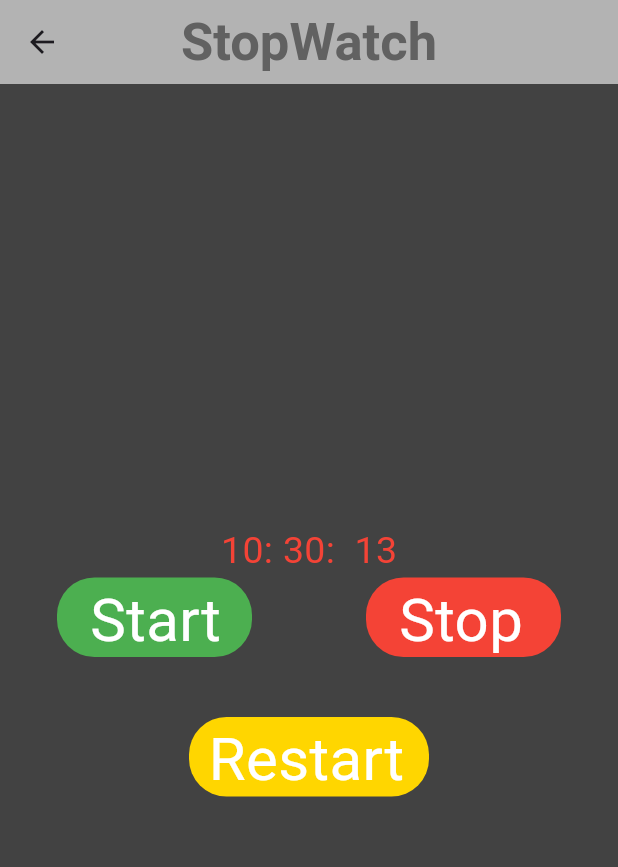
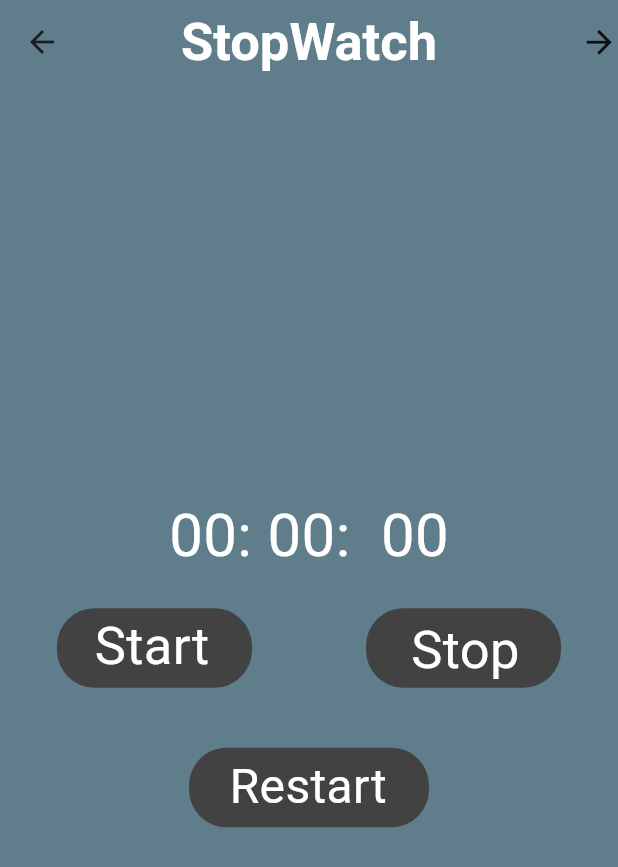
Before and after one commit to Rajputniraj6983/clock_app, a Flutter app: the stopwatch screen opened by its route, after a tap on "Start", after a tap on "Stop", after a tap on "Restart", on a phone screen of 412 x 824 dp. Shown: the top 867 px of the screen. Run offline on Flutter 3.47's test engine with Material 3 defaults, Android fonts, the phone set to English and light mode, and no system bars.

Commit message:
03-03-2024

```diff
--- a/lib/clock.dart
+++ b/lib/clock.dart
@@ -22,11 +22,11 @@ class _clockState extends State<clock> {
       });
     });
     return Scaffold(
-        backgroundColor: Colors.grey.shade800,
+        backgroundColor: Colors.blueGrey,
         appBar: AppBar(
-          backgroundColor: Colors.grey.shade800,
+          backgroundColor: Colors.blueGrey,
           centerTitle: true,
-          title: Text('Clock App',style: TextStyle(color:Colors.grey.shade700,fontWeight: FontWeight.bold),),
+          title: Text('Clock App',style: TextStyle(color:Colors.white,fontWeight: FontWeight.bold,fontSize: 30),),
         ),
         body: Center(
           child: Column(
@@ -36,8 +36,8 @@ class _clockState extends State<clock> {
               Row(
                 mainAxisAlignment: MainAxisAlignment.center,
                 children: [
-                  Text('${dateTime.hour}: ${dateTime.minute}:  ${dateTime.second}',style: TextStyle(color: Colors.grey,fontSize: 35,fontWeight: FontWeight.bold),),
-                  Text((dateTime.hour<=12)?' pm':' am',style: TextStyle(color: Colors.grey,fontSize: 35),),
+                  Text('${dateTime.hour}: ${dateTime.minute}:  ${dateTime.second}',style: TextStyle(color: Colors.white,fontSize: 35,fontWeight: FontWeight.bold),),
+                  Text((dateTime.hour<=12)?' PM':' AM',style: TextStyle(color: Colors.white,fontSize: 35),),
                 ],
               ),
               //  Text('Date:Months:Year',style: TextStyle(color: Colors.grey.shade700,fontSize: 18,),),
@@ -46,25 +46,27 @@ class _clockState extends State<clock> {
               Container(
                 alignment: Alignment.center,
                 height: 250,
-                decoration: BoxDecoration(color: Colors.black45,shape: BoxShape.circle),
+                decoration: BoxDecoration(color: Colors.grey.shade100,shape: BoxShape.circle),
                 child: Stack(
                   children: [
                     ...List.generate(60,(index) => Transform.rotate(angle: index * 12 * pi/360,
                       child: Center(
 
                         child: (index%5==0)?Divider(
+                          endIndent: 290, //(index%5==0)?300:305,
+                          indent: 71,
+                          thickness: 2,
+                          color: Colors.red,
+                        ):
+                        Divider(
                           endIndent: 300, //(index%5==0)?300:305,
                           indent: 71,
-                          color: Colors.blueAccent,
-                        ):
-                        Divider(
-                          endIndent: 305, //(index%5==0)?300:305,
-                          indent: 71,
+                          thickness: 2,
                         ),
                       ),
                     )
                     ),
-                    Center(child: CircleAvatar(radius: 10)),
+                    Center(child: CircleAvatar(radius: 10),),
                     Center(
                       child: Transform.rotate(
                         angle: dateTime.second * 6 * pi / 180,
@@ -102,8 +104,8 @@ class _clockState extends State<clock> {
                 padding: const EdgeInsets.only(top: 100,left: 60),
                 child: Row(
                   children: [
-                    Icon(Icons.location_on,size: 35,color: Colors.blueGrey,),
-                    Text(" Gujarat,(India)",style: TextStyle(color: Colors.grey,fontSize: 30),),
+                    Icon(Icons.location_on,size: 35,color: Colors.white,),
+                    Text(" Gujarat,(India)",style: TextStyle(color: Colors.white,fontSize: 30),),
                   ],
                 ),
               ),
@@ -111,7 +113,7 @@ class _clockState extends State<clock> {
               IconButton(onPressed: (){
                 Navigator.pushNamed(context, '/stop');
               },
-                icon: Icon(Icons.alarm,size: 80,color: Colors.white70,),)
+                icon: Icon(Icons.alarm,size: 80,color: Colors.white,),)
             ],
           ),
         ),
--- a/lib/main.dart
+++ b/lib/main.dart
@@ -1,6 +1,7 @@
 
 import 'package:clock_app/clock.dart';
 import 'package:clock_app/stopwatch.dart';
+import 'package:clock_app/timerwatch.dart';
 import 'package:flutter/material.dart';
 
 void main()
@@ -23,6 +24,7 @@ class _clock1State extends State<clock1> {
         routes: {
            '/':(context) => clock(),
           '/stop':(context) => stopwatch(),
+          '/timer':(context)=> timer(),
         },
       );
   }
--- a/lib/stopwatch.dart
+++ b/lib/stopwatch.dart
@@ -3,10 +3,10 @@ import 'dart:async';
 import 'package:clock_app/clock.dart';
 import 'package:flutter/material.dart';
 
-void main()
-{
+void main() {
   runApp(stopwatch());
 }
+
 class stopwatch extends StatefulWidget {
   const stopwatch({super.key});
 
@@ -15,51 +15,113 @@ class stopwatch extends StatefulWidget {
 }
 
 class _stopwatchState extends State<stopwatch> {
+  Stopwatch stop = Stopwatch();
+  String millisec = '00';
+  String sec = '00';
+  String min = '00';
+
+  startWatch() {
+    stop.start();
+    Timer.periodic(Duration(milliseconds: 30), (timer) {
+      setState(() {
+        var milli = stop.elapsed.inMilliseconds;
+
+        millisec = (milli % 1000).toString().padLeft(2, '0');
+        sec = ((milli ~/ 1000) % 60).toString().padLeft(2, '0');
+        min = ((milli ~/ 1000) ~/ 60).toString().padLeft(2, '0');
+      });
+    });
+  }
+
   @override
   Widget build(BuildContext context) {
-    Timer.periodic(Duration(seconds: 1),(Timer) {
-      setState(() {
-        dateTime=DateTime.now();
-      });
-    });
     return Scaffold(
-        backgroundColor: Colors.grey.shade800,
-         appBar: AppBar(
-           backgroundColor: Colors.white60,
-           centerTitle: true,
-             title: Text('StopWatch',style: TextStyle(color:Colors.grey.shade700,fontSize: 35,fontWeight: FontWeight.bold),),
-         ),
+      backgroundColor: Colors.blueGrey,
+      appBar: AppBar(
+        backgroundColor: Colors.blueGrey,
+        centerTitle: true,actions: [InkWell(
+          onTap: () {
+            Navigator.pushNamed(context, '/timer');
+          },
+          child: Icon(Icons.arrow_forward,size: 25,color: Colors.black87,))],
+        title: Text(
+          'StopWatch',
+          style: TextStyle(
+              color: Colors.white,
+              fontSize: 35,
+              fontWeight: FontWeight.bold),
+        ),
+      ),
       body: Center(
         child: Column(
-           mainAxisAlignment: MainAxisAlignment.center,
+          mainAxisAlignment: MainAxisAlignment.center,
           children: [
-            Text(('${dateTime.hour}: ${dateTime.minute}:  ${dateTime.second}'),style: TextStyle(color: Colors.red,fontSize: 25),),
+            Text(
+              ('$min: $sec:  $millisec'),
+              style: TextStyle(color: Colors.white, fontSize: 40),
+            ),
+            SizedBox(height: 20),
             Row(
               mainAxisAlignment: MainAxisAlignment.spaceAround,
               children: [
-                InkWell(onTap: (){},
-                  child: Container(height: 53,width: 130,decoration: BoxDecoration(borderRadius: BorderRadius.circular(25),color: Colors.green),
+                GestureDetector(
+
+                  onTap: () {
+                    startWatch();
+                  },
+                  child: Container(
+                    height: 53,
+                    width: 130,
+                    decoration: BoxDecoration(
+                        borderRadius: BorderRadius.circular(25),
+                        color: Colors.grey.shade800),
                     child: Padding(
-                      padding: const EdgeInsets.only(left: 22),
-                      child: Text('Start',style: TextStyle(color: Colors.white,fontSize: 40),),
+                      padding: const EdgeInsets.only(left: 25),
+                      child: Text(
+                        'Start',
+                        style: TextStyle(color: Colors.white, fontSize: 35),
+                      ),
                     ),
                   ),
-                ),InkWell(onTap:      (){},
-                  child: Container(height: 53,width: 130,decoration: BoxDecoration(borderRadius: BorderRadius.circular(25),color: Colors.red),
-                     child: Padding(
-                       padding: const EdgeInsets.only(left: 22),
-                       child: Text('Stop',style: TextStyle(color: Colors.white,fontSize: 40),),
-                     ),
+                ),
+                GestureDetector(
+                  onTap: () {
+                    stop.stop();
+                  },
+                  child: Container(
+                    height: 53,
+                    width: 130,
+                    decoration: BoxDecoration(
+                        borderRadius: BorderRadius.circular(25),
+                        color: Colors.grey.shade800),
+                    child: Padding(
+                      padding: const EdgeInsets.only(left: 30,top: 3),
+                      child: Text(
+                        'Stop',
+                        style: TextStyle(color: Colors.white, fontSize: 35),
+                      ),
+                    ),
                   ),
                 ),
               ],
             ),
             SizedBox(height: 40),
-            InkWell(onTap: (){},
-              child: Container(height: 53,width: 160,decoration: BoxDecoration(borderRadius: BorderRadius.circular(25),color: Colors.yellowAccent.shade700),
+            GestureDetector(
+              onTap: () {
+                stop.reset();
+              },
+              child: Container(
+                height: 53,
+                width: 160,
+                decoration: BoxDecoration(
+                    borderRadius: BorderRadius.circular(25),
+                    color: Colors.grey.shade800),
                 child: Padding(
-                  padding: const EdgeInsets.only(left: 13),
-                  child: Text('Restart',style: TextStyle(color: Colors.white,fontSize: 40),),
+                  padding: const EdgeInsets.only(left: 27,top: 3),
+                  child: Text(
+                    'Restart',
+                    style: TextStyle(color: Colors.white, fontSize: 32),
+                  ),
                 ),
               ),
             ),
```
Also changed, not shown: lib/timerwatch.dart (added, +183 -0 lines).
